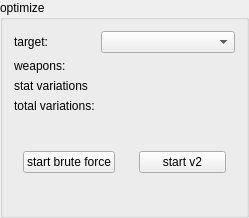
hanslhansl/elden-ring-damage-optimizer, file src/app/optimize_widget.ui: the form before one commit.
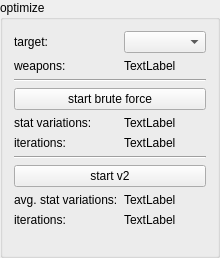
The form after the commit.

Commit message: move to object oriented optimizer api because it fits the implementation better, small ui changes

Patch:
```diff
--- a/src/app/optimize_widget.ui
+++ b/src/app/optimize_widget.ui
@@ -6,8 +6,8 @@
    <rect>
     <x>0</x>
     <y>0</y>
-    <width>249</width>
-    <height>218</height>
+    <width>220</width>
+    <height>258</height>
    </rect>
   </property>
   <property name="windowTitle">
@@ -39,66 +39,92 @@
      <item row="1" column="1">
       <widget class="QLabel" name="weapons_label">
        <property name="text">
-        <string/>
+        <string>TextLabel</string>
        </property>
       </widget>
      </item>
-     <item row="3" column="0">
-      <widget class="QLabel" name="label_2">
+     <item row="3" column="0" colspan="2">
+      <widget class="QPushButton" name="start_brute_force_button">
        <property name="text">
-        <string>total variations:</string>
+        <string>start brute force</string>
        </property>
       </widget>
      </item>
-     <item row="3" column="1">
-      <widget class="QLabel" name="variations_label">
+     <item row="4" column="0">
+      <widget class="QLabel" name="label_9">
        <property name="text">
-        <string/>
+        <string>stat variations:</string>
        </property>
       </widget>
      </item>
-     <item row="2" column="0">
-      <widget class="QLabel" name="label_3">
+     <item row="4" column="1">
+      <widget class="QLabel" name="brute_force_variations_label">
        <property name="text">
-        <string>stat variations</string>
+        <string>TextLabel</string>
        </property>
       </widget>
      </item>
-     <item row="2" column="1">
-      <widget class="QLabel" name="stat_variations_label">
+     <item row="5" column="0">
+      <widget class="QLabel" name="label_4">
        <property name="text">
-        <string/>
+        <string>iterations:</string>
        </property>
       </widget>
      </item>
-    </layout>
-   </item>
-   <item>
-    <layout class="QHBoxLayout" name="horizontalLayout">
-     <item>
-      <widget class="QWidget" name="widget" native="true">
-       <layout class="QVBoxLayout" name="verticalLayout_4">
-        <item>
-         <widget class="QPushButton" name="start_brute_force_button">
-          <property name="text">
-           <string>start brute force</string>
-          </property>
-         </widget>
-        </item>
-       </layout>
+     <item row="5" column="1">
+      <widget class="QLabel" name="brute_force_iterations_label">
+       <property name="text">
+        <string>TextLabel</string>
+       </property>
       </widget>
      </item>
-     <item>
-      <widget class="QWidget" name="widget_2" native="true">
-       <layout class="QVBoxLayout" name="verticalLayout_3">
-        <item>
-         <widget class="QPushButton" name="start_v2_button">
-          <property name="text">
-           <string>start v2</string>
-          </property>
-         </widget>
-        </item>
-       </layout>
+     <item row="7" column="0" colspan="2">
+      <widget class="QPushButton" name="start_v2_button">
+       <property name="text">
+        <string>start v2</string>
+       </property>
+      </widget>
+     </item>
+     <item row="8" column="0">
+      <widget class="QLabel" name="label_11">
+       <property name="text">
+        <string>avg. stat variations:</string>
+       </property>
+      </widget>
+     </item>
+     <item row="8" column="1">
+      <widget class="QLabel" name="v2_variations_label">
+       <property name="text">
+        <string>TextLabel</string>
+       </property>
+      </widget>
+     </item>
+     <item row="9" column="0">
+      <widget class="QLabel" name="label_7">
+       <property name="text">
+        <string>iterations:</string>
+       </property>
+      </widget>
+     </item>
+     <item row="9" column="1">
+      <widget class="QLabel" name="v2_iterations_label">
+       <property name="text">
+        <string>TextLabel</string>
+       </property>
+      </widget>
+     </item>
+     <item row="2" column="0" colspan="2">
+      <widget class="Line" name="line">
+       <property name="orientation">
+        <enum>Qt::Orientation::Horizontal</enum>
+       </property>
+      </widget>
+     </item>
+     <item row="6" column="0" colspan="2">
+      <widget class="Line" name="line_2">
+       <property name="orientation">
+        <enum>Qt::Orientation::Horizontal</enum>
+       </property>
       </widget>
      </item>
     </layout>
```
Left out of the diff: 2 changed lines with no effect on the pictures. The commit also changes 5 other files.
